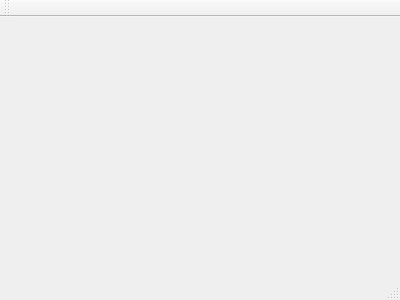
Qt form MainWindow.ui (vulevu121/PhotosUploader) before a commit.
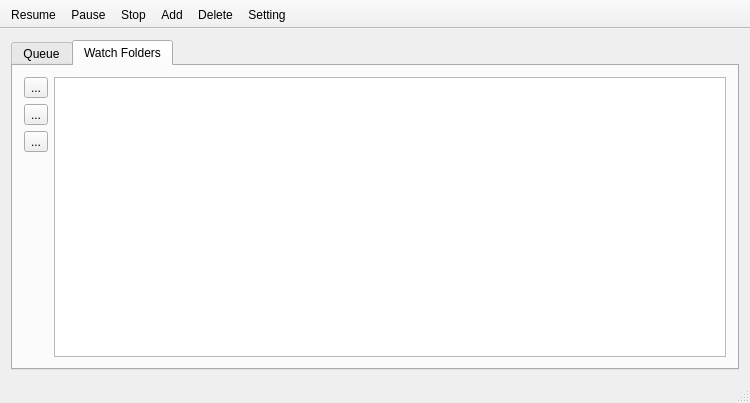
The same form after that commit. The open tabs and pages were chosen to show the change. Icons and pictures are not drawn.

Commit message: Added watch folder tab and buttons

The edit to the form file:
```diff
--- a/MainWindow.ui
+++ b/MainWindow.ui
@@ -1,24 +1,209 @@
 <ui version="4.0">
  <class>MainWindow</class>
- <widget class="QMainWindow" name="MainWindow" >
-  <property name="geometry" >
+ <widget class="QMainWindow" name="MainWindow">
+  <property name="geometry">
    <rect>
     <x>0</x>
     <y>0</y>
-    <width>400</width>
-    <height>300</height>
+    <width>750</width>
+    <height>403</height>
    </rect>
   </property>
   <property name="windowTitle" >
    <string>MainWindow</string>
   </property>
-  <widget class="QMenuBar" name="menuBar" />
-  <widget class="QToolBar" name="mainToolBar" />
-  <widget class="QWidget" name="centralWidget" />
-  <widget class="QStatusBar" name="statusBar" />
+  <property name="windowIcon">
+   <iconset resource="graphics.qrc">
+    <normaloff>:/icon/photo</normaloff>:/icon/photo</iconset>
+  </property>
+  <property name="tabShape">
+   <enum>QTabWidget::Rounded</enum>
+  </property>
+  <widget class="QWidget" name="centralWidget">
+   <layout class="QVBoxLayout" name="verticalLayout">
+    <item>
+     <widget class="QTabWidget" name="tabWidget">
+      <property name="currentIndex">
+       <number>0</number>
+      </property>
+      <widget class="QWidget" name="tab_1">
+       <attribute name="title">
+        <string>Queue</string>
+       </attribute>
+       <layout class="QVBoxLayout" name="verticalLayout_2">
+        <item>
+         <widget class="QTableView" name="queueTableView"/>
+        </item>
+       </layout>
+      </widget>
+      <widget class="QWidget" name="tab_2">
+       <attribute name="title">
+        <string>Watch Folders</string>
+       </attribute>
+       <layout class="QHBoxLayout" name="horizontalLayout">
+        <item>
+         <layout class="QVBoxLayout" name="verticalLayout_3">
+          <item>
+           <widget class="QToolButton" name="toolButton">
+            <property name="toolTip">
+             <string>Add folder to watchlist</string>
+            </property>
+            <property name="text">
+             <string>...</string>
+            </property>
+            <property name="icon">
+             <iconset resource="graphics.qrc">
+              <normaloff>:/icon/add</normaloff>:/icon/add</iconset>
+            </property>
+           </widget>
+          </item>
+          <item>
+           <widget class="QToolButton" name="toolButton_2">
+            <property name="toolTip">
+             <string>Remove folder from watchlist</string>
+            </property>
+            <property name="text">
+             <string>...</string>
+            </property>
+            <property name="icon">
+             <iconset resource="graphics.qrc">
+              <normaloff>:/icon/remove</normaloff>:/icon/remove</iconset>
+            </property>
+           </widget>
+          </item>
+          <item>
+           <widget class="QToolButton" name="toolButton_3">
+            <property name="toolTip">
+             <string>Clear watchlist</string>
+            </property>
+            <property name="text">
+             <string>...</string>
+            </property>
+            <property name="icon">
+             <iconset resource="graphics.qrc">
+              <normaloff>:/icon/clear_all</normaloff>:/icon/clear_all</iconset>
+            </property>
+           </widget>
+          </item>
+          <item>
+           <spacer name="verticalSpacer">
+            <property name="orientation">
+             <enum>Qt::Vertical</enum>
+            </property>
+            <property name="sizeHint" stdset="0">
+             <size>
+              <width>20</width>
+              <height>40</height>
+             </size>
+            </property>
+           </spacer>
+          </item>
+         </layout>
+        </item>
+        <item>
+         <widget class="QTableView" name="watchTableView"/>
+        </item>
+       </layout>
+      </widget>
+     </widget>
+    </item>
+   </layout>
+  </widget>
+  <widget class="QMenuBar" name="menuBar">
+   <property name="geometry">
+    <rect>
+     <x>0</x>
+     <y>0</y>
+     <width>750</width>
+     <height>20</height>
+    </rect>
+   </property>
+  </widget>
+  <widget class="QToolBar" name="mainToolBar">
+   <property name="movable">
+    <bool>false</bool>
+   </property>
+   <property name="iconSize">
+    <size>
+     <width>32</width>
+     <height>32</height>
+    </size>
+   </property>
+   <property name="floatable">
+    <bool>false</bool>
+   </property>
+   <attribute name="toolBarArea">
+    <enum>TopToolBarArea</enum>
+   </attribute>
+   <attribute name="toolBarBreak">
+    <bool>false</bool>
+   </attribute>
+   <addaction name="actionResume"/>
+   <addaction name="actionPause"/>
+   <addaction name="actionStop"/>
+   <addaction name="actionAdd"/>
+   <addaction name="actionDelete"/>
+   <addaction name="actionSetting"/>
+  </widget>
+  <widget class="QStatusBar" name="statusBar"/>
+  <action name="actionResume">
+   <property name="icon">
+    <iconset resource="graphics.qrc">
+     <normaloff>:/icon/resume</normaloff>:/icon/resume</iconset>
+   </property>
+   <property name="text">
+    <string>Resume</string>
+   </property>
+  </action>
+  <action name="actionStop">
+   <property name="icon">
+    <iconset resource="graphics.qrc">
+     <normaloff>:/icon/stop</normaloff>:/icon/stop</iconset>
+   </property>
+   <property name="text">
+    <string>Stop</string>
+   </property>
+  </action>
+  <action name="actionAdd">
+   <property name="icon">
+    <iconset resource="graphics.qrc">
+     <normaloff>:/icon/add_photo</normaloff>:/icon/add_photo</iconset>
+   </property>
+   <property name="text">
+    <string>Add</string>
+   </property>
+  </action>
+  <action name="actionDelete">
+   <property name="icon">
+    <iconset resource="graphics.qrc">
+     <normaloff>:/icon/delete</normaloff>:/icon/delete</iconset>
+   </property>
+   <property name="text">
+    <string>Delete</string>
+   </property>
+  </action>
+  <action name="actionSetting">
+   <property name="icon">
+    <iconset resource="graphics.qrc">
+     <normaloff>:/icon/setting</normaloff>:/icon/setting</iconset>
+   </property>
+   <property name="text">
+    <string>Setting</string>
+   </property>
+  </action>
+  <action name="actionPause">
+   <property name="icon">
+    <iconset resource="graphics.qrc">
+     <normaloff>:/icon/pause</normaloff>:/icon/pause</iconset>
+   </property>
+   <property name="text">
+    <string>Pause</string>
+   </property>
+  </action>
  </widget>
- <layoutDefault spacing="6" margin="11" />
- <pixmapfunction></pixmapfunction>
- <resources/>
+ <layoutdefault spacing="6" margin="11"/>
+ <resources>
+  <include location="graphics.qrc"/>
+ </resources>
  <connections/>
 </ui>
```
Left out of the diff: 5 changed lines with no effect on the pictures. The commit also changes 6 other files.
